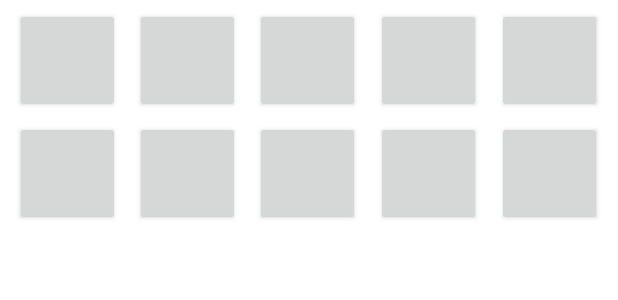
After one commit to gohep90/ttowangAndroid, an Android app: the layout stampitem.xml on its own in the app's theme, with its tools: preview values and no code run, on a phone screen of 412 x 824 dp. The commit adds this screen. Shown: the top 300 px of the screen. Run offline under Robolectric (Android 15) with nearby library versions, the phone set to English and light mode, and no system bars.

Commit message:
스템프 갯수대로 리스트 뿌려주고 번호 매기기

```diff
--- a/app/src/main/res/layout/home.xml
+++ b/app/src/main/res/layout/home.xml
@@ -52,6 +52,7 @@
             />
 
         <android.support.v4.view.ViewPager
+            android:background="#ffffff"
             android:id="@+id/down_viewPager"
             android:layout_width="match_parent"
             android:layout_height="0dp"
--- a/app/src/main/res/layout/stamp.xml
+++ b/app/src/main/res/layout/stamp.xml
@@ -5,7 +5,8 @@
     android:orientation="vertical"
     android:layout_width="match_parent"
     android:layout_height="match_parent"
-    app:layout_behavior="@string/appbar_scrolling_view_behavior">
+    app:layout_behavior="@string/appbar_scrolling_view_behavior"
+    android:background="#ffffff">
 
     <ListView android:id="@android:id/list"
         android:layout_width="match_parent"
@@ -13,6 +14,7 @@
         android:layout_weight="1"
         android:drawSelectorOnTop="false"
         android:transcriptMode="alwaysScroll"/>
+
     <LinearLayout
         android:layout_width="match_parent"
         android:layout_height="wrap_content"
--- /dev/null
+++ b/app/src/main/res/layout/stampitem.xml
@@ -0,0 +1,119 @@
+<?xml version="1.0" encoding="utf-8"?>
+<LinearLayout xmlns:android="http://schemas.android.com/apk/res/android"
+    android:orientation="vertical" android:layout_width="match_parent"
+    android:layout_height="match_parent"
+    android:background="#ffffff"
+    >
+    <LinearLayout
+        android:layout_width="match_parent"
+        android:layout_height="wrap_content"
+        android:orientation="vertical"
+        android:background="#ffffff">
+        <LinearLayout
+            android:layout_width="match_parent"
+            android:layout_height="wrap_content"
+            android:orientation="horizontal"
+            android:layout_gravity="center"
+            android:layout_marginTop="5dp"
+            android:layout_marginBottom="2.5dp"
+            >
+            <LinearLayout
+                android:layout_width="0dp"
+                android:layout_height="match_parent"
+                android:layout_weight="1"/>
+            <Button
+                android:layout_width="70dp"
+                android:layout_height="70dp"
+                android:id="@+id/stamp0"/>
+            <LinearLayout
+                android:layout_width="0dp"
+                android:layout_height="match_parent"
+                android:layout_weight="1"/>
+            <Button
+                android:layout_width="70dp"
+                android:layout_height="70dp"
+                android:id="@+id/stamp1"/>
+            <LinearLayout
+                android:layout_width="0dp"
+                android:layout_height="match_parent"
+                android:layout_weight="1"/>
+            <Button
+                android:layout_width="70dp"
+                android:layout_height="70dp"
+                android:id="@+id/stamp2"/>
+            <LinearLayout
+                android:layout_width="0dp"
+                android:layout_height="match_parent"
+                android:layout_weight="1"/>
+            <Button
+                android:layout_width="70dp"
+                android:layout_height="70dp"
+                android:id="@+id/stamp3"/>
+            <LinearLayout
+                android:layout_width="0dp"
+                android:layout_height="match_parent"
+                android:layout_weight="1"/>
+            <Button
+                android:layout_width="70dp"
+                android:layout_height="70dp"
+                android:id="@+id/stamp4"/>
+            <LinearLayout
+                android:layout_width="0dp"
+                android:layout_height="match_parent"
+                android:layout_weight="1"/>
+        </LinearLayout>
+        <LinearLayout
+            android:layout_width="match_parent"
+            android:layout_height="wrap_content"
+            android:orientation="horizontal"
+            android:layout_gravity="center"
+            android:layout_marginTop="2.5dp"
+            android:layout_marginBottom="5dp"
+            >
+            <LinearLayout
+                android:layout_width="0dp"
+                android:layout_height="match_parent"
+                android:layout_weight="1"/>
+            <Button
+                android:layout_width="70dp"
+                android:layout_height="70dp"
+                android:id="@+id/stamp5"/>
+            <LinearLayout
+                android:layout_width="0dp"
+                android:layout_height="match_parent"
+                android:layout_weight="1"/>
+            <Button
+                android:layout_width="70dp"
+                android:layout_height="70dp"
+                android:id="@+id/stamp6" />
+            <LinearLayout
+                android:layout_width="0dp"
+                android:layout_height="match_parent"
+                android:layout_weight="1"/>
+            <Button
+                android:layout_width="70dp"
+                android:layout_height="70dp"
+                android:id="@+id/stamp7"/>
+            <LinearLayout
+                android:layout_width="0dp"
+                android:layout_height="match_parent"
+                android:layout_weight="1"/>
+            <Button
+                android:layout_width="70dp"
+                android:layout_height="70dp"
+                android:id="@+id/stamp8" />
+            <LinearLayout
+                android:layout_width="0dp"
+                android:layout_height="match_parent"
+                android:layout_weight="1"/>
+            <Button
+                android:layout_width="70dp"
+                android:layout_height="70dp"
+                android:id="@+id/stamp9"/>
+            <LinearLayout
+                android:layout_width="0dp"
+                android:layout_height="match_parent"
+                android:layout_weight="1"/>
+        </LinearLayout>
+    </LinearLayout>
+</LinearLayout>
```
Also changed, not shown: app/src/main/java/com/app/ttowang/ttowang/Home/coupon/coupon.java (renamed from app/src/main/java/com/app/ttowang/ttowang/Home/coupon.java, +3 -4 lines), app/src/main/java/com/app/ttowang/ttowang/Home/home.java (+57 -25 lines), app/src/main/java/com/app/ttowang/ttowang/Home/stamp.java (deleted, +0 -65 lines), app/src/main/java/com/app/ttowang/ttowang/Home/stamp/stamp.java (added, +98 -0 lines), app/src/main/java/com/app/ttowang/ttowang/Home/stamp/stampItemAdapter.java (added, +167 -0 lines), app/src/main/java/com/app/ttowang/ttowang/Home/stamp/stampItemClass.java (added, +14 -0 lines).
